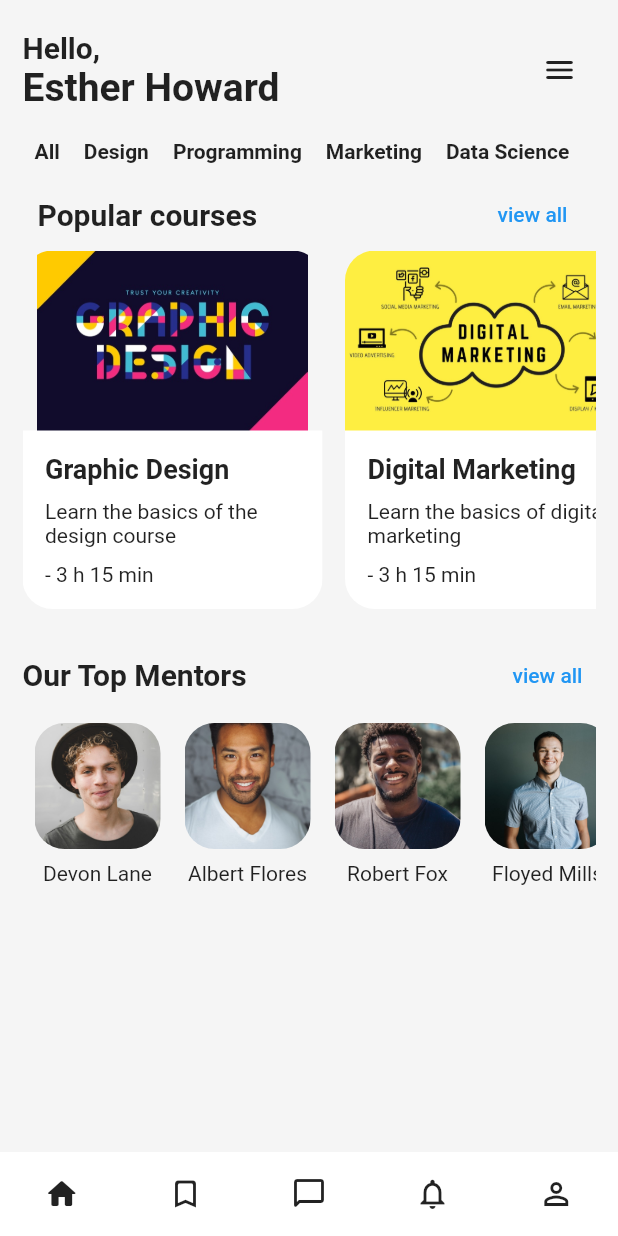
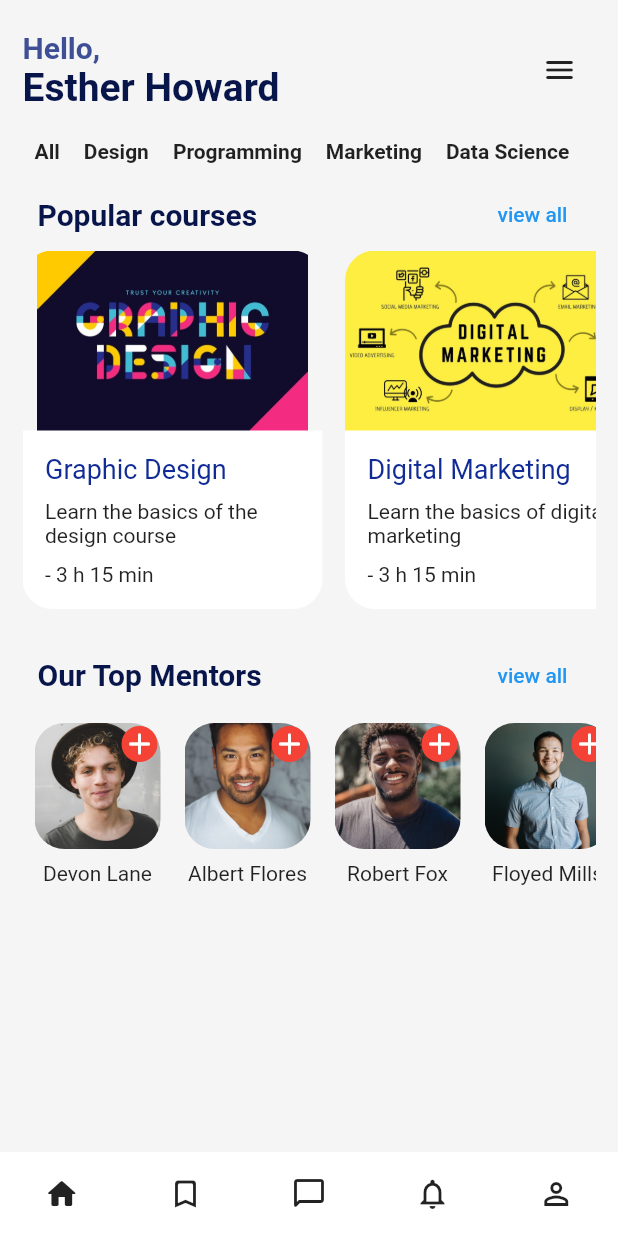
Before and after one commit to Basith-P/Eduvy, a Flutter app: the screen it shows after launch, on a phone screen of 412 x 824 dp. Run offline on Flutter 3.47's test engine with Material 2 defaults, Android fonts, the phone set to English and light mode, and no system bars.

Commit message:
Add follow button on mentors pic

```diff
--- a/lib/screens/home.dart
+++ b/lib/screens/home.dart
@@ -31,6 +31,7 @@ class HomeScreen extends StatelessWidget {
                         Text(
                           'Hello,',
                           style: TextStyle(
+                            color: Color(0xff3E4F96),
                             fontSize: 20,
                             fontWeight: FontWeight.bold,
                           ),
@@ -38,6 +39,7 @@ class HomeScreen extends StatelessWidget {
                         Text(
                           'Esther Howard',
                           style: TextStyle(
+                            color: Color(0xff08154B),
                             fontSize: 26,
                             fontWeight: FontWeight.bold,
                           ),
@@ -50,6 +52,8 @@ class HomeScreen extends StatelessWidget {
                     ),
                   ],
                 ),
+
+                //Categories tab
                 const SizedBox(height: 20),
                 Container(
                   height: 26,
@@ -68,6 +72,8 @@ class HomeScreen extends StatelessWidget {
                     },
                   ),
                 ),
+
+                //
                 Padding(
                   padding: const EdgeInsets.symmetric(horizontal: 10),
                   child: Row(
@@ -76,6 +82,7 @@ class HomeScreen extends StatelessWidget {
                       Text(
                         'Popular courses',
                         style: TextStyle(
+                          color: Color(0xff08154B),
                           fontWeight: FontWeight.bold,
                           fontSize: 20,
                         ),
@@ -89,12 +96,17 @@ class HomeScreen extends StatelessWidget {
                 ),
                 TopCourses(),
                 const SizedBox(height: 20),
-                Row(
+
+                //
+                Padding(
+                  padding: const EdgeInsets.symmetric(horizontal: 10),
+                  child: Row(
                     mainAxisAlignment: MainAxisAlignment.spaceBetween,
                     children: [
                       Text(
                         'Our Top Mentors',
                         style: TextStyle(
+                          color: Color(0xff08154B),
                           fontWeight: FontWeight.bold,
                           fontSize: 20,
                         ),
@@ -105,12 +117,15 @@ class HomeScreen extends StatelessWidget {
                       ),
                     ],
                   ),
+                ),
                 TopMentors(),
               ],
             ),
           ),
         ),
       ),
+
+      //
       bottomNavigationBar: BottomAppBar(
         elevation: 0,
         child: Padding(
--- a/lib/widgets/top_courses.dart
+++ b/lib/widgets/top_courses.dart
@@ -23,7 +23,7 @@ class TopCourses extends StatelessWidget {
                     height: 120,
                     child: Image.asset(
                       'assets/images/courses/graphic-design.jpg',
-                      fit: BoxFit.fill,
+                      fit: BoxFit.fitWidth,
                     ),
                   ),
                   Container(
@@ -35,7 +35,9 @@ class TopCourses extends StatelessWidget {
                         Text(
                           'Graphic Design',
                           style: TextStyle(
-                              fontWeight: FontWeight.bold, fontSize: 18),
+                            color: Color(0xff112B96),
+                            fontSize: 18,
+                          ),
                         ),
                         const SizedBox(height: 10),
                         Text('Learn the basics of the design course'),
@@ -71,7 +73,9 @@ class TopCourses extends StatelessWidget {
                         Text(
                           'Digital Marketing',
                           style: TextStyle(
-                              fontWeight: FontWeight.bold, fontSize: 18),
+                            color: Color(0xff112B96),
+                            fontSize: 18,
+                          ),
                         ),
                         const SizedBox(height: 10),
                         Text('Learn the basics of digital marketing'),
--- a/lib/widgets/top_mentors.dart
+++ b/lib/widgets/top_mentors.dart
@@ -19,6 +19,9 @@ class TopMentors extends StatelessWidget {
         itemBuilder: (BuildContext context, int index) {
           return Column(
             children: [
+              Stack(
+                alignment: AlignmentDirectional.topEnd,
+                children: [
                   Container(
                     width: 100,
                     height: 100,
@@ -31,6 +34,25 @@ class TopMentors extends StatelessWidget {
                       ),
                     ),
                   ),
+                  Positioned(
+                    right: 10,
+                    top: 10,
+                    child: InkWell(
+                      onTap: () {},
+                      child: Container(
+                        decoration: BoxDecoration(
+                          shape: BoxShape.circle,
+                          color: Colors.red,
+                        ),
+                        child: Icon(
+                          Icons.add_rounded,
+                          color: Colors.white,
+                        ),
+                      ),
+                    ),
+                  )
+                ],
+              ),
               Text(menotors[index]['name']),
             ],
           );
```
Lines whose indentation alone changed are shown as unchanged.
